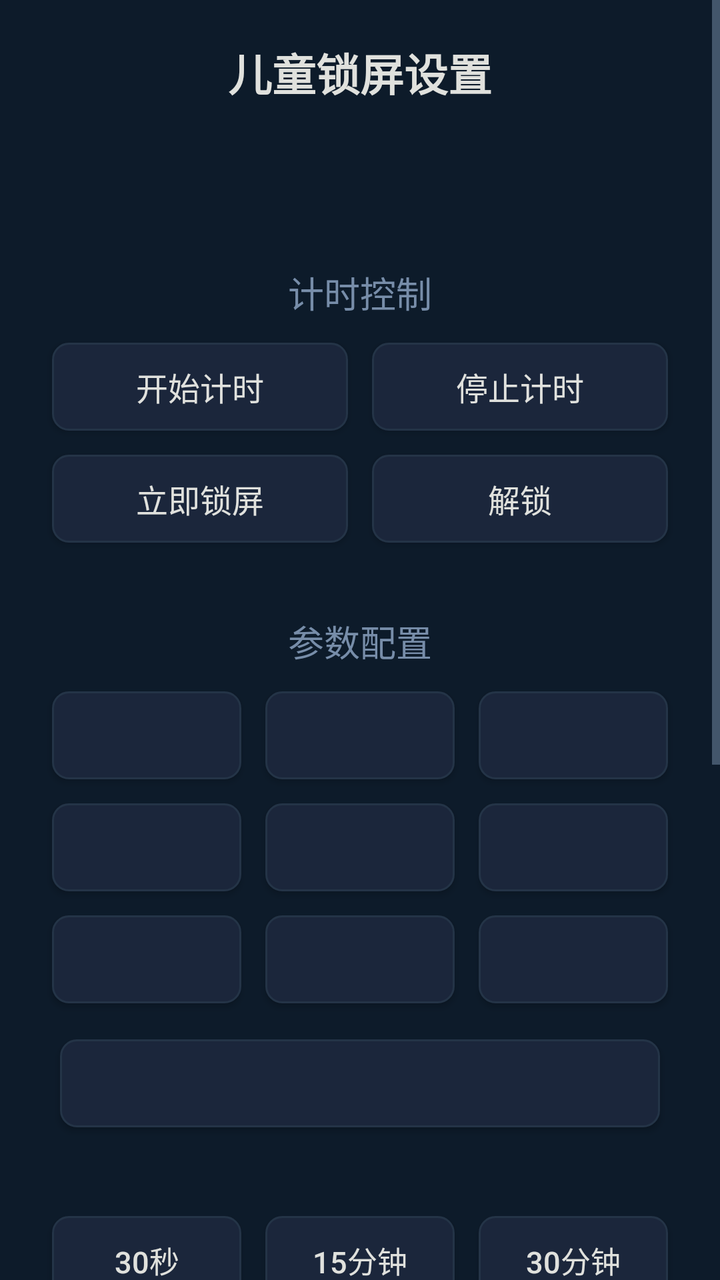
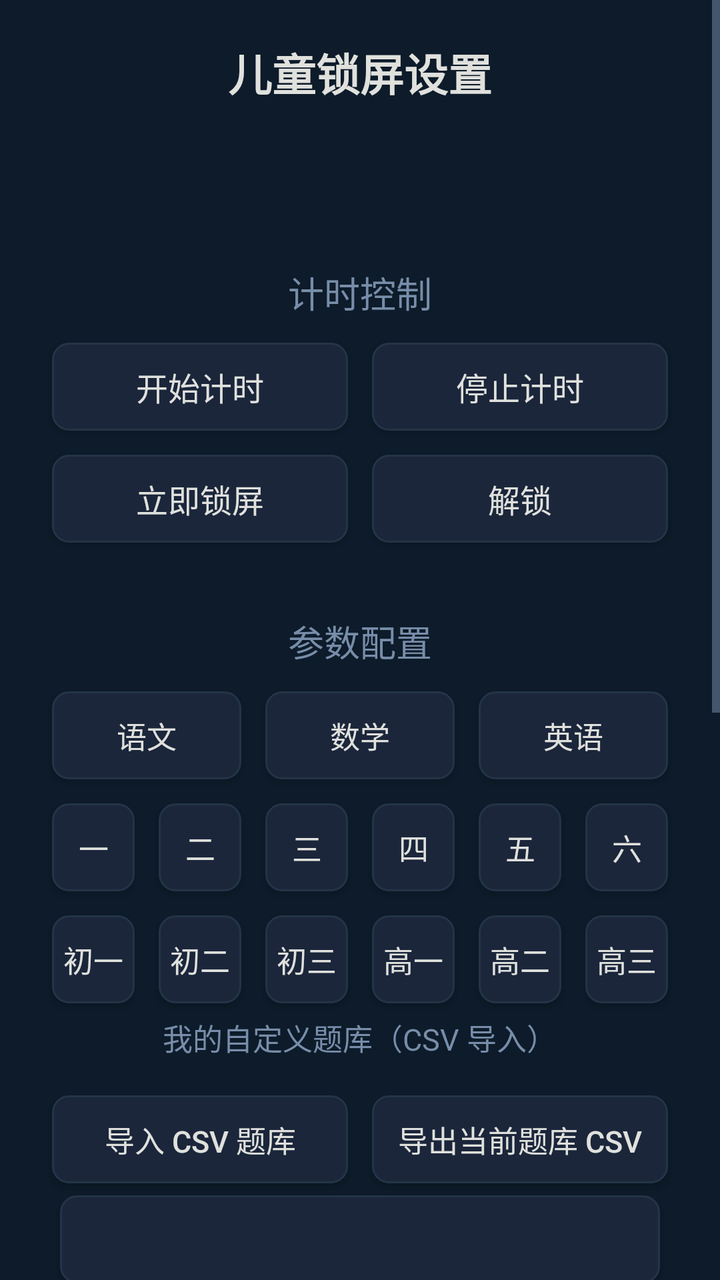

The first picture is an Android layout as it rendered before a commit; the second is the same layout after the commit. The layout source and the unified diff follow.
<!-- AndroidManifest.xml: application theme Theme.KidsLock -->
<!-- res/layout/activity_main.xml -->
<?xml version="1.0" encoding="utf-8"?>
<ScrollView xmlns:android="http://schemas.android.com/apk/res/android"
    android:layout_width="match_parent"
    android:layout_height="match_parent"
    android:background="@color/settings_bg"
    android:fillViewport="true">

    <LinearLayout
        android:layout_width="match_parent"
        android:layout_height="wrap_content"
        android:orientation="vertical"
        android:padding="@dimen/tv_margin_h"
        android:gravity="center_horizontal">

        
        <TextView
            android:layout_width="wrap_content"
            android:layout_height="wrap_content"
            android:text="@string/settings_title"
            android:textColor="@color/accent"
            android:textSize="@dimen/text_title"
            android:textStyle="bold"
            android:layout_marginBottom="@dimen/spacing_medium" />

        
        <TextView
            android:id="@+id/tvStatus"
            android:layout_width="wrap_content"
            android:layout_height="wrap_content"
            android:textColor="@color/text_primary"
            android:textSize="@dimen/text_subtitle"
            android:layout_marginBottom="@dimen/spacing_small" />

        <TextView
            android:id="@+id/tvRemaining"
            android:layout_width="wrap_content"
            android:layout_height="wrap_content"
            android:textColor="@color/highlight"
            android:textSize="@dimen/text_body"
            android:layout_marginBottom="@dimen/spacing_large" />

        
        <TextView
            android:layout_width="wrap_content"
            android:layout_height="wrap_content"
            android:text="@string/section_timer"
            android:textColor="@color/highlight"
            android:textSize="@dimen/text_subtitle"
            android:layout_marginBottom="@dimen/spacing_small" />

        <GridLayout
            android:layout_width="match_parent"
            android:layout_height="wrap_content"
            android:columnCount="2"
            android:layout_marginBottom="@dimen/spacing_medium">

            <Button
                android:id="@+id/btnStartTimer"
                android:layout_width="0dp"
                android:layout_columnWeight="1"
                android:layout_height="@dimen/btn_height"
                android:layout_margin="@dimen/btn_margin"
                android:text="@string/btn_start_timer"
                android:textSize="@dimen/text_button"
                android:background="@drawable/btn_settings_bg"
                android:textColor="@color/btn_text"
                android:focusable="true"
                android:clickable="true" />

            <Button
                android:id="@+id/btnStopTimer"
                android:layout_width="0dp"
                android:layout_columnWeight="1"
                android:layout_height="@dimen/btn_height"
                android:layout_margin="@dimen/btn_margin"
                android:text="@string/btn_stop_timer"
                android:textSize="@dimen/text_button"
                android:background="@drawable/btn_settings_bg"
                android:textColor="@color/btn_text"
                android:focusable="true"
                android:clickable="true" />

            <Button
                android:id="@+id/btnLockNow"
                android:layout_width="0dp"
                android:layout_columnWeight="1"
                android:layout_height="@dimen/btn_height"
                android:layout_margin="@dimen/btn_margin"
                android:text="@string/btn_lock_now"
                android:textSize="@dimen/text_button"
                android:background="@drawable/btn_settings_bg"
                android:textColor="@color/btn_text"
                android:focusable="true"
                android:clickable="true" />

            <Button
                android:id="@+id/btnUnlock"
                android:layout_width="0dp"
                android:layout_columnWeight="1"
                android:layout_height="@dimen/btn_height"
                android:layout_margin="@dimen/btn_margin"
                android:text="@string/btn_unlock"
                android:textSize="@dimen/text_button"
                android:background="@drawable/btn_settings_bg"
                android:textColor="@color/btn_text"
                android:focusable="true"
                android:clickable="true" />
        </GridLayout>

          
          <TextView
              android:layout_width="wrap_content"
              android:layout_height="wrap_content"
              android:text="@string/section_config"
              android:textColor="@color/highlight"
              android:textSize="@dimen/text_subtitle"
              android:layout_marginTop="@dimen/spacing_large"
              android:layout_marginBottom="@dimen/spacing_small" />

          
          <GridLayout
              android:layout_width="match_parent"
              android:layout_height="wrap_content"
              android:columnCount="3"
              android:layout_marginBottom="@dimen/spacing_medium">

              <Button android:id="@+id/bank00"
                  android:layout_width="0dp" android:layout_columnWeight="1"
                  android:layout_height="@dimen/btn_height" android:layout_margin="@dimen/btn_margin"
                  android:textSize="@dimen/text_body" android:background="@drawable/btn_settings_bg"
                  android:textColor="@color/btn_text" android:focusable="true" android:clickable="true" />
              <Button android:id="@+id/bank01"
                  android:layout_width="0dp" android:layout_columnWeight="1"
                  android:layout_height="@dimen/btn_height" android:layout_margin="@dimen/btn_margin"
                  android:textSize="@dimen/text_body" android:background="@drawable/btn_settings_bg"
                  android:textColor="@color/btn_text" android:focusable="true" android:clickable="true" />
              <Button android:id="@+id/bank02"
                  android:layout_width="0dp" android:layout_columnWeight="1"
                  android:layout_height="@dimen/btn_height" android:layout_margin="@dimen/btn_margin"
                  android:textSize="@dimen/text_body" android:background="@drawable/btn_settings_bg"
                  android:textColor="@color/btn_text" android:focusable="true" android:clickable="true" />
              <Button android:id="@+id/bank10"
                  android:layout_width="0dp" android:layout_columnWeight="1"
                  android:layout_height="@dimen/btn_height" android:layout_margin="@dimen/btn_margin"
                  android:textSize="@dimen/text_body" android:background="@drawable/btn_settings_bg"
                  android:textColor="@color/btn_text" android:focusable="true" android:clickable="true" />
              <Button android:id="@+id/bank11"
                  android:layout_width="0dp" android:layout_columnWeight="1"
                  android:layout_height="@dimen/btn_height" android:layout_margin="@dimen/btn_margin"
                  android:textSize="@dimen/text_body" android:background="@drawable/btn_settings_bg"
                  android:textColor="@color/btn_text" android:focusable="true" android:clickable="true" />
              <Button android:id="@+id/bank12"
                  android:layout_width="0dp" android:layout_columnWeight="1"
                  android:layout_height="@dimen/btn_height" android:layout_margin="@dimen/btn_margin"
                  android:textSize="@dimen/text_body" android:background="@drawable/btn_settings_bg"
                  android:textColor="@color/btn_text" android:focusable="true" android:clickable="true" />
              <Button android:id="@+id/bank20"
                  android:layout_width="0dp" android:layout_columnWeight="1"
                  android:layout_height="@dimen/btn_height" android:layout_margin="@dimen/btn_margin"
                  android:textSize="@dimen/text_body" android:background="@drawable/btn_settings_bg"
                  android:textColor="@color/btn_text" android:focusable="true" android:clickable="true" />
              <Button android:id="@+id/bank21"
                  android:layout_width="0dp" android:layout_columnWeight="1"
                  android:layout_height="@dimen/btn_height" android:layout_margin="@dimen/btn_margin"
                  android:textSize="@dimen/text_body" android:background="@drawable/btn_settings_bg"
                  android:textColor="@color/btn_text" android:focusable="true" android:clickable="true" />
              <Button android:id="@+id/bank22"
                  android:layout_width="0dp" android:layout_columnWeight="1"
                  android:layout_height="@dimen/btn_height" android:layout_margin="@dimen/btn_margin"
                  android:textSize="@dimen/text_body" android:background="@drawable/btn_settings_bg"
                  android:textColor="@color/btn_text" android:focusable="true" android:clickable="true" />
          </GridLayout>


        
        <Button
            android:id="@+id/btnAutoStart"
            android:layout_width="wrap_content"
            android:layout_height="@dimen/btn_height"
            android:layout_marginBottom="@dimen/spacing_medium"
            android:minWidth="300dp"
            android:textSize="@dimen/text_button"
            android:background="@drawable/btn_settings_bg"
            android:textColor="@color/btn_text"
            android:focusable="true"
            android:clickable="true" />

        
        <TextView
            android:id="@+id/tvWatchTime"
            android:layout_width="wrap_content"
            android:layout_height="wrap_content"
            android:textColor="@color/text_primary"
            android:textSize="@dimen/text_body"
            android:layout_marginBottom="@dimen/spacing_small" />

        <GridLayout
            android:layout_width="match_parent"
            android:layout_height="wrap_content"
            android:columnCount="3"
            android:layout_marginBottom="@dimen/spacing_medium">

            <Button android:id="@+id/btnTime30s"
                android:layout_width="0dp"
                android:layout_columnWeight="1"
                android:layout_height="@dimen/btn_height"
                android:layout_margin="@dimen/btn_margin"
                android:text="30秒"
                android:textSize="@dimen/text_body"
                android:background="@drawable/btn_settings_bg"
                android:textColor="@color/btn_text"
                android:focusable="true"
                android:clickable="true" />
            <Button android:id="@+id/btnTime15"
                android:layout_width="0dp"
                android:layout_columnWeight="1"
                android:layout_height="@dimen/btn_height"
                android:layout_margin="@dimen/btn_margin"
                android:text="15分钟"
                android:textSize="@dimen/text_body"
                android:background="@drawable/btn_settings_bg"
                android:textColor="@color/btn_text"
                android:focusable="true"
                android:clickable="true" />
            <Button android:id="@+id/btnTime30"
                android:layout_width="0dp"
                android:layout_columnWeight="1"
                android:layout_height="@dimen/btn_height"
                android:layout_margin="@dimen/btn_margin"
                android:text="30分钟"
                android:textSize="@dimen/text_body"
                android:background="@drawable/btn_settings_bg"
                android:textColor="@color/btn_text"
                android:focusable="true"
                android:clickable="true" />
            <Button android:id="@+id/btnTime45"
                android:layout_width="0dp"
                android:layout_columnWeight="1"
                android:layout_height="@dimen/btn_height"
                android:layout_margin="@dimen/btn_margin"
                android:text="45分钟"
                android:textSize="@dimen/text_body"
                android:background="@drawable/btn_settings_bg"
                android:textColor="@color/btn_text"
                android:focusable="true"
                android:clickable="true" />
            <Button android:id="@+id/btnTime60"
                android:layout_width="0dp"
                android:layout_columnWeight="1"
                android:layout_height="@dimen/btn_height"
                android:layout_margin="@dimen/btn_margin"
                android:text="60分钟"
                android:textSize="@dimen/text_body"
                android:background="@drawable/btn_settings_bg"
                android:textColor="@color/btn_text"
                android:focusable="true"
                android:clickable="true" />
            <Button android:id="@+id/btnTime90"
                android:layout_width="0dp"
                android:layout_columnWeight="1"
                android:layout_height="@dimen/btn_height"
                android:layout_margin="@dimen/btn_margin"
                android:text="90分钟"
                android:textSize="@dimen/text_body"
                android:background="@drawable/btn_settings_bg"
                android:textColor="@color/btn_text"
                android:focusable="true"
                android:clickable="true" />
            <Button android:id="@+id/btnTime120"
                android:layout_width="0dp"
                android:layout_columnWeight="1"
                android:layout_height="@dimen/btn_height"
                android:layout_margin="@dimen/btn_margin"
                android:text="120分钟"
                android:textSize="@dimen/text_body"
                android:background="@drawable/btn_settings_bg"
                android:textColor="@color/btn_text"
                android:focusable="true"
                android:clickable="true" />
        </GridLayout>

        
        <TextView
            android:id="@+id/tvUnlockCount"
            android:layout_width="wrap_content"
            android:layout_height="wrap_content"
            android:textColor="@color/text_primary"
            android:textSize="@dimen/text_body"
            android:layout_marginBottom="@dimen/spacing_small" />

        <GridLayout
            android:layout_width="match_parent"
            android:layout_height="wrap_content"
            android:columnCount="3"
            android:layout_marginBottom="@dimen/spacing_medium">

            <Button android:id="@+id/btnUnlock3"
                android:layout_width="0dp"
                android:layout_columnWeight="1"
                android:layout_height="@dimen/btn_height"
                android:layout_margin="@dimen/btn_margin"
                android:text="3题"
                android:textSize="@dimen/text_body"
                android:background="@drawable/btn_settings_bg"
                android:textColor="@color/btn_text"
                android:focusable="true"
                android:clickable="true" />
            <Button android:id="@+id/btnUnlock5"
                android:layout_width="0dp"
                android:layout_columnWeight="1"
                android:layout_height="@dimen/btn_height"
                android:layout_margin="@dimen/btn_margin"
                android:text="5题"
                android:textSize="@dimen/text_body"
                android:background="@drawable/btn_settings_bg"
                android:textColor="@color/btn_text"
                android:focusable="true"
                android:clickable="true" />
            <Button android:id="@+id/btnUnlock10"
                android:layout_width="0dp"
                android:layout_columnWeight="1"
                android:layout_height="@dimen/btn_height"
                android:layout_margin="@dimen/btn_margin"
                android:text="10题"
                android:textSize="@dimen/text_body"
                android:background="@drawable/btn_settings_bg"
                android:textColor="@color/btn_text"
                android:focusable="true"
                android:clickable="true" />
        </GridLayout>

        
        <Button
            android:id="@+id/btnSetPin"
            android:layout_width="wrap_content"
            android:layout_height="@dimen/btn_height"
            android:layout_marginTop="@dimen/spacing_medium"
            android:minWidth="300dp"
            android:text="@string/btn_set_pin"
            android:textSize="@dimen/text_button"
            android:background="@drawable/btn_settings_bg"
            android:textColor="@color/btn_text"
            android:focusable="true"
            android:clickable="true" />

        
        <TextView
            android:layout_width="wrap_content"
            android:layout_height="wrap_content"
            android:text="默认PIN码：1234"
            android:textColor="@color/text_secondary"
            android:textSize="@dimen/text_body"
            android:layout_marginTop="@dimen/spacing_large" />

        <TextView
            android:layout_width="wrap_content"
            android:layout_height="wrap_content"
            android:text="计时开始后，到时自动锁屏\n重启电视后仍保持锁屏\n解锁需连续答对五年级水平汉字"
            android:textColor="@color/text_secondary"
            android:textSize="@dimen/text_body"
            android:gravity="center"
            android:layout_marginTop="@dimen/spacing_small"
            android:lineSpacingExtra="4dp" />

    </LinearLayout>
</ScrollView>
<!-- resources referenced by this layout -->
<resources>
  <color name="accent">#E0E1DD</color>
  <color name="btn_text">#E0E1DD</color>
  <color name="highlight">#778DA9</color>
  <color name="settings_bg">#0D1B2A</color>
  <color name="text_primary">#E0E1DD</color>
  <color name="text_secondary">#778DA9</color>
  <dimen name="btn_height">44dp</dimen>
  <dimen name="btn_margin">6dp</dimen>
  <dimen name="spacing_large">18dp</dimen>
  <dimen name="spacing_medium">12dp</dimen>
  <dimen name="spacing_small">6dp</dimen>
  <dimen name="text_body">15sp</dimen>
  <dimen name="text_button">16sp</dimen>
  <dimen name="text_subtitle">18sp</dimen>
  <dimen name="text_title">22sp</dimen>
  <dimen name="tv_margin_h">20dp</dimen>
  <!-- drawable btn_settings_bg (drawable) -->
  <?xml version="1.0" encoding="utf-8"?>
  <selector xmlns:android="http://schemas.android.com/apk/res/android">
      <item android:state_focused="true">
          <shape android:shape="rectangle">
              <solid android:color="@color/btn_focused" />
              <stroke android:width="2dp" android:color="@color/btn_focused_border" />
              <corners android:radius="@dimen/btn_corner" />
          </shape>
      </item>
      <item android:state_pressed="true">
          <shape android:shape="rectangle">
              <solid android:color="@color/btn_focused" />
              <corners android:radius="@dimen/btn_corner" />
          </shape>
      </item>
      <item>
          <shape android:shape="rectangle">
              <solid android:color="@color/btn_normal" />
              <stroke android:width="1dp" android:color="@color/bg_surface_light" />
              <corners android:radius="@dimen/btn_corner" />
          </shape>
      </item>
  </selector>
  <string name="btn_lock_now">立即锁屏</string>
  <string name="btn_set_pin">设置家长PIN</string>
  <string name="btn_start_timer">开始计时</string>
  <string name="btn_stop_timer">停止计时</string>
  <string name="btn_unlock">解锁</string>
  <string name="section_config">参数配置</string>
  <string name="section_timer">计时控制</string>
  <string name="settings_title">儿童锁屏设置</string>
  <style name="Theme.KidsLock" parent="Theme.AppCompat.NoActionBar">
          <item name="colorPrimary">@color/primary</item>
          <item name="colorPrimaryDark">@color/bg_dark</item>
          <item name="colorAccent">@color/highlight</item>
          <item name="android:windowBackground">@color/settings_bg</item>
          <item name="android:textColorPrimary">@color/text_primary</item>
          <item name="android:textColorSecondary">@color/text_secondary</item>
      </style>
  <color name="btn_focused">#415A77</color>
  <color name="btn_focused_border">#778DA9</color>
  <dimen name="btn_corner">8dp</dimen>
  <color name="btn_normal">#1B263B</color>
  <color name="bg_surface_light">#243447</color>
  <color name="primary">#415A77</color>
  <color name="bg_dark">#0D1B2A</color>
</resources>

<!-- the commit's change to res/layout/activity_main.xml (unified diff, before → after) -->
@@ -121,54 +121,143 @@
           <GridLayout
               android:layout_width="match_parent"
               android:layout_height="wrap_content"
-              android:columnCount="3"
-              android:layout_marginBottom="@dimen/spacing_medium">
-
-              <Button android:id="@+id/bank00"
-                  android:layout_width="0dp" android:layout_columnWeight="1"
-                  android:layout_height="@dimen/btn_height" android:layout_margin="@dimen/btn_margin"
-                  android:textSize="@dimen/text_body" android:background="@drawable/btn_settings_bg"
-                  android:textColor="@color/btn_text" android:focusable="true" android:clickable="true" />
-              <Button android:id="@+id/bank01"
-                  android:layout_width="0dp" android:layout_columnWeight="1"
-                  android:layout_height="@dimen/btn_height" android:layout_margin="@dimen/btn_margin"
-                  android:textSize="@dimen/text_body" android:background="@drawable/btn_settings_bg"
-                  android:textColor="@color/btn_text" android:focusable="true" android:clickable="true" />
-              <Button android:id="@+id/bank02"
-                  android:layout_width="0dp" android:layout_columnWeight="1"
-                  android:layout_height="@dimen/btn_height" android:layout_margin="@dimen/btn_margin"
-                  android:textSize="@dimen/text_body" android:background="@drawable/btn_settings_bg"
-                  android:textColor="@color/btn_text" android:focusable="true" android:clickable="true" />
-              <Button android:id="@+id/bank10"
-                  android:layout_width="0dp" android:layout_columnWeight="1"
-                  android:layout_height="@dimen/btn_height" android:layout_margin="@dimen/btn_margin"
-                  android:textSize="@dimen/text_body" android:background="@drawable/btn_settings_bg"
-                  android:textColor="@color/btn_text" android:focusable="true" android:clickable="true" />
-              <Button android:id="@+id/bank11"
-                  android:layout_width="0dp" android:layout_columnWeight="1"
-                  android:layout_height="@dimen/btn_height" android:layout_margin="@dimen/btn_margin"
-                  android:textSize="@dimen/text_body" android:background="@drawable/btn_settings_bg"
-                  android:textColor="@color/btn_text" android:focusable="true" android:clickable="true" />
-              <Button android:id="@+id/bank12"
-                  android:layout_width="0dp" android:layout_columnWeight="1"
-                  android:layout_height="@dimen/btn_height" android:layout_margin="@dimen/btn_margin"
-                  android:textSize="@dimen/text_body" android:background="@drawable/btn_settings_bg"
-                  android:textColor="@color/btn_text" android:focusable="true" android:clickable="true" />
-              <Button android:id="@+id/bank20"
-                  android:layout_width="0dp" android:layout_columnWeight="1"
-                  android:layout_height="@dimen/btn_height" android:layout_margin="@dimen/btn_margin"
-                  android:textSize="@dimen/text_body" android:background="@drawable/btn_settings_bg"
-                  android:textColor="@color/btn_text" android:focusable="true" android:clickable="true" />
-              <Button android:id="@+id/bank21"
-                  android:layout_width="0dp" android:layout_columnWeight="1"
-                  android:layout_height="@dimen/btn_height" android:layout_margin="@dimen/btn_margin"
-                  android:textSize="@dimen/text_body" android:background="@drawable/btn_settings_bg"
-                  android:textColor="@color/btn_text" android:focusable="true" android:clickable="true" />
-              <Button android:id="@+id/bank22"
-                  android:layout_width="0dp" android:layout_columnWeight="1"
-                  android:layout_height="@dimen/btn_height" android:layout_margin="@dimen/btn_margin"
-                  android:textSize="@dimen/text_body" android:background="@drawable/btn_settings_bg"
-                  android:textColor="@color/btn_text" android:focusable="true" android:clickable="true" />
+              android:columnCount="3">
+              <Button android:id="@+id/subject0"
+                  android:layout_width="0dp" android:layout_columnWeight="1"
+                  android:layout_height="@dimen/btn_height" android:layout_margin="@dimen/btn_margin"
+                  android:text="语文" android:textSize="@dimen/text_body"
+                  android:background="@drawable/btn_settings_bg" android:textColor="@color/btn_text"
+                  android:focusable="true" android:clickable="true" />
+              <Button android:id="@+id/subject1"
+                  android:layout_width="0dp" android:layout_columnWeight="1"
+                  android:layout_height="@dimen/btn_height" android:layout_margin="@dimen/btn_margin"
+                  android:text="数学" android:textSize="@dimen/text_body"
+                  android:background="@drawable/btn_settings_bg" android:textColor="@color/btn_text"
+                  android:focusable="true" android:clickable="true" />
+              <Button android:id="@+id/subject2"
+                  android:layout_width="0dp" android:layout_columnWeight="1"
+                  android:layout_height="@dimen/btn_height" android:layout_margin="@dimen/btn_margin"
+                  android:text="英语" android:textSize="@dimen/text_body"
+                  android:background="@drawable/btn_settings_bg" android:textColor="@color/btn_text"
+                  android:focusable="true" android:clickable="true" />
+          </GridLayout>
+
+          <GridLayout
+              android:layout_width="match_parent"
+              android:layout_height="wrap_content"
+              android:columnCount="6">
+              <Button android:id="@+id/grade0"
+                  android:layout_width="0dp" android:layout_columnWeight="1"
+                  android:layout_height="@dimen/btn_height" android:layout_margin="@dimen/btn_margin"
+                  android:text="一" android:textSize="@dimen/text_body"
+                  android:background="@drawable/btn_settings_bg" android:textColor="@color/btn_text"
+                  android:focusable="true" android:clickable="true" />
+              <Button android:id="@+id/grade1"
+                  android:layout_width="0dp" android:layout_columnWeight="1"
+                  android:layout_height="@dimen/btn_height" android:layout_margin="@dimen/btn_margin"
+                  android:text="二" android:textSize="@dimen/text_body"
+                  android:background="@drawable/btn_settings_bg" android:textColor="@color/btn_text"
+                  android:focusable="true" android:clickable="true" />
+              <Button android:id="@+id/grade2"
+                  android:layout_width="0dp" android:layout_columnWeight="1"
+                  android:layout_height="@dimen/btn_height" android:layout_margin="@dimen/btn_margin"
+                  android:text="三" android:textSize="@dimen/text_body"
+                  android:background="@drawable/btn_settings_bg" android:textColor="@color/btn_text"
+                  android:focusable="true" android:clickable="true" />
+              <Button android:id="@+id/grade3"
+                  android:layout_width="0dp" android:layout_columnWeight="1"
+                  android:layout_height="@dimen/btn_height" android:layout_margin="@dimen/btn_margin"
+                  android:text="四" android:textSize="@dimen/text_body"
+                  android:background="@drawable/btn_settings_bg" android:textColor="@color/btn_text"
+                  android:focusable="true" android:clickable="true" />
+              <Button android:id="@+id/grade4"
+                  android:layout_width="0dp" android:layout_columnWeight="1"
+                  android:layout_height="@dimen/btn_height" android:layout_margin="@dimen/btn_margin"
+                  android:text="五" android:textSize="@dimen/text_body"
+                  android:background="@drawable/btn_settings_bg" android:textColor="@color/btn_text"
+                  android:focusable="true" android:clickable="true" />
+              <Button android:id="@+id/grade5"
+                  android:layout_width="0dp" android:layout_columnWeight="1"
+                  android:layout_height="@dimen/btn_height" android:layout_margin="@dimen/btn_margin"
+                  android:text="六" android:textSize="@dimen/text_body"
+                  android:background="@drawable/btn_settings_bg" android:textColor="@color/btn_text"
+                  android:focusable="true" android:clickable="true" />
+              <Button android:id="@+id/grade6"
+                  android:layout_width="0dp" android:layout_columnWeight="1"
+                  android:layout_height="@dimen/btn_height" android:layout_margin="@dimen/btn_margin"
+                  android:text="初一" android:textSize="@dimen/text_body"
+                  android:background="@drawable/btn_settings_bg" android:textColor="@color/btn_text"
+                  android:focusable="true" android:clickable="true" />
+              <Button android:id="@+id/grade7"
+                  android:layout_width="0dp" android:layout_columnWeight="1"
+                  android:layout_height="@dimen/btn_height" android:layout_margin="@dimen/btn_margin"
+                  android:text="初二" android:textSize="@dimen/text_body"
+                  android:background="@drawable/btn_settings_bg" android:textColor="@color/btn_text"
+                  android:focusable="true" android:clickable="true" />
+              <Button android:id="@+id/grade8"
+                  android:layout_width="0dp" android:layout_columnWeight="1"
+                  android:layout_height="@dimen/btn_height" android:layout_margin="@dimen/btn_margin"
+                  android:text="初三" android:textSize="@dimen/text_body"
+                  android:background="@drawable/btn_settings_bg" android:textColor="@color/btn_text"
+                  android:focusable="true" android:clickable="true" />
+              <Button android:id="@+id/grade9"
+                  android:layout_width="0dp" android:layout_columnWeight="1"
+                  android:layout_height="@dimen/btn_height" android:layout_margin="@dimen/btn_margin"
+                  android:text="高一" android:textSize="@dimen/text_body"
+                  android:background="@drawable/btn_settings_bg" android:textColor="@color/btn_text"
+                  android:focusable="true" android:clickable="true" />
+              <Button android:id="@+id/grade10"
+                  android:layout_width="0dp" android:layout_columnWeight="1"
+                  android:layout_height="@dimen/btn_height" android:layout_margin="@dimen/btn_margin"
+                  android:text="高二" android:textSize="@dimen/text_body"
+                  android:background="@drawable/btn_settings_bg" android:textColor="@color/btn_text"
+                  android:focusable="true" android:clickable="true" />
+              <Button android:id="@+id/grade11"
+                  android:layout_width="0dp" android:layout_columnWeight="1"
+                  android:layout_height="@dimen/btn_height" android:layout_margin="@dimen/btn_margin"
+                  android:text="高三" android:textSize="@dimen/text_body"
+                  android:background="@drawable/btn_settings_bg" android:textColor="@color/btn_text"
+                  android:focusable="true" android:clickable="true" />
+          </GridLayout>
+
+          
+          <TextView
+              android:layout_width="wrap_content"
+              android:layout_height="wrap_content"
+              android:text="我的自定义题库（CSV 导入）"
+              android:textColor="@color/text_secondary"
+              android:textSize="@dimen/text_body"
+              android:layout_marginBottom="@dimen/spacing_small" />
+
+          <HorizontalScrollView
+              android:layout_width="match_parent"
+              android:layout_height="wrap_content"
+              android:scrollbars="none"
+              android:layout_marginBottom="@dimen/spacing_small">
+
+              <LinearLayout
+                  android:id="@+id/customBankRow"
+                  android:layout_width="wrap_content"
+                  android:layout_height="wrap_content"
+                  android:orientation="horizontal" />
+          </HorizontalScrollView>
+
+          <GridLayout
+              android:layout_width="match_parent"
+              android:layout_height="wrap_content"
+              android:columnCount="2">
+              <Button android:id="@+id/csvBtn0"
+                  android:layout_width="0dp" android:layout_columnWeight="1"
+                  android:layout_height="@dimen/btn_height" android:layout_margin="@dimen/btn_margin"
+                  android:text="导入 CSV 题库" android:textSize="@dimen/text_body"
+                  android:background="@drawable/btn_settings_bg" android:textColor="@color/btn_text"
+                  android:focusable="true" android:clickable="true" />
+              <Button android:id="@+id/csvBtn1"
+                  android:layout_width="0dp" android:layout_columnWeight="1"
+                  android:layout_height="@dimen/btn_height" android:layout_margin="@dimen/btn_margin"
+                  android:text="导出当前题库 CSV" android:textSize="@dimen/text_body"
+                  android:background="@drawable/btn_settings_bg" android:textColor="@color/btn_text"
+                  android:focusable="true" android:clickable="true" />
           </GridLayout>
 
 
